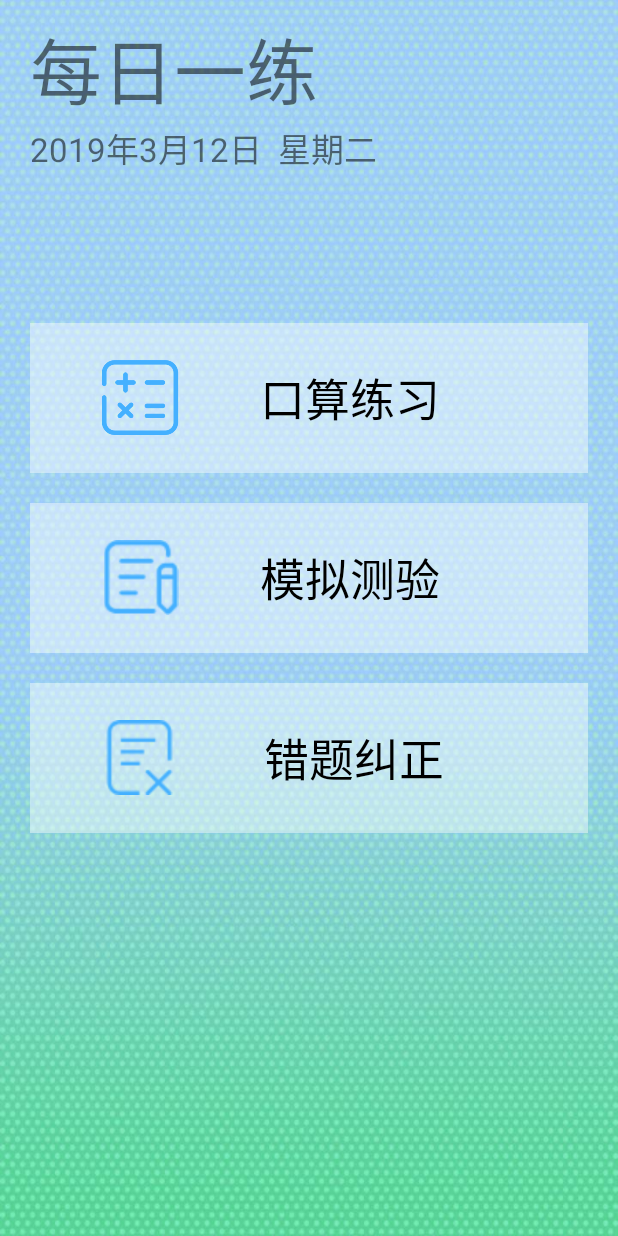
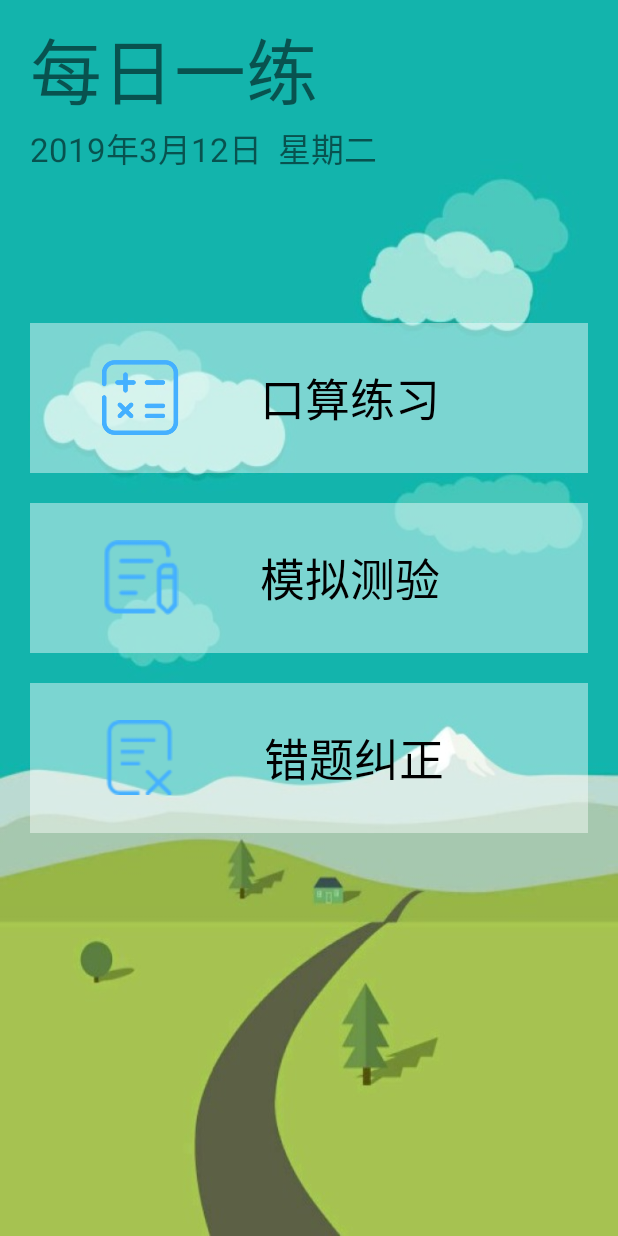
Before and after one commit to Ganjinxiong/715App, an Android app: the screen it shows after launch (MainActivity), on a phone screen of 412 x 824 dp. Run offline under Robolectric (Android 15) with nearby library versions, the phone set to English and light mode, and no system bars.

Commit message:
加了背景4

```diff
--- a/app/src/main/res/layout/activity_main.xml
+++ b/app/src/main/res/layout/activity_main.xml
@@ -4,7 +4,7 @@
     xmlns:tools="http://schemas.android.com/tools"
     android:layout_width="match_parent"
     android:layout_height="match_parent"
-    android:background="@drawable/beijing1"
+    android:background="@drawable/beijing5"
     tools:context="com.example.mrgan.design.MainActivity">
 
 
```
